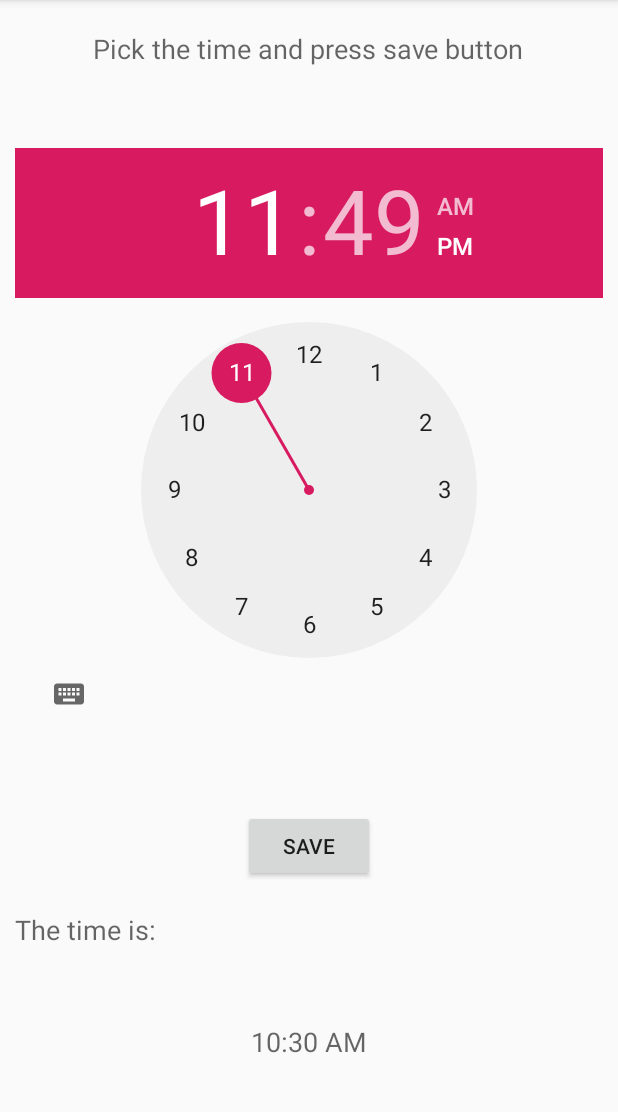
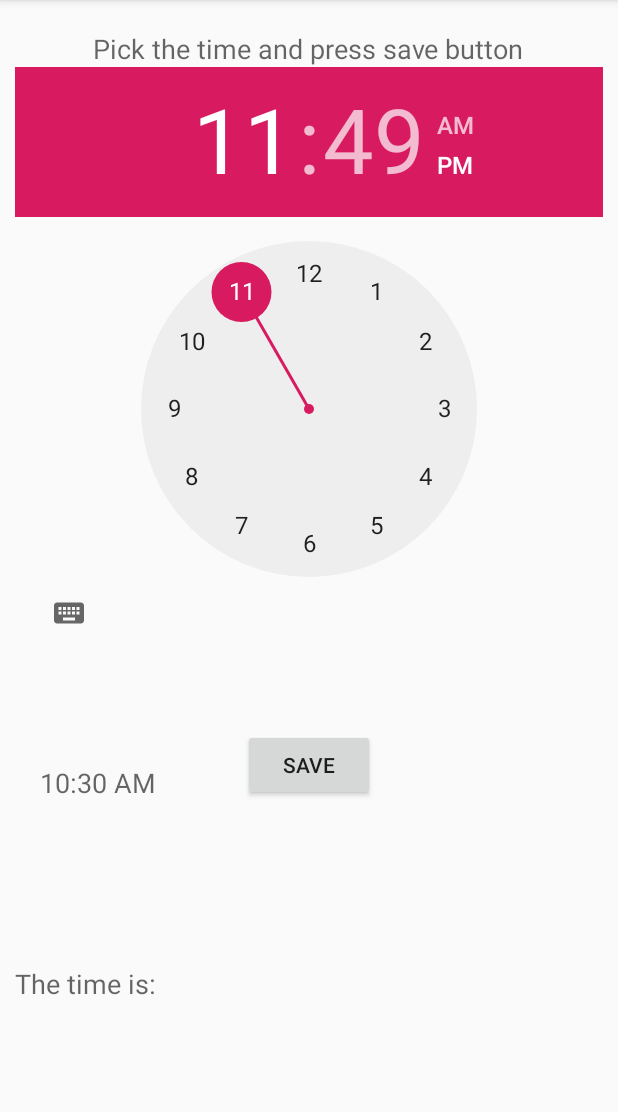
Before and after one commit to harchani-ritik/TimePicker, an Android app: the screen it shows after launch (MainActivity), on a phone screen of 412 x 824 dp, the part 84-1196 px from its top. Run offline under Robolectric (Android 15) with nearby library versions, the phone set to English and light mode, and no system bars.

Commit message:
Issue #6 resolved

```diff
--- a/app/src/main/res/layout/activity_main.xml
+++ b/app/src/main/res/layout/activity_main.xml
@@ -23,9 +23,8 @@
         android:id="@+id/set_button"
         android:layout_width="wrap_content"
         android:layout_height="wrap_content"
-        android:layout_alignParentBottom="true"
         android:layout_centerHorizontal="true"
-        android:layout_marginBottom="180dp"
+        android:layout_below="@+id/timePicker1"
         android:onClick="setTime"
         android:text="@string/time_save"
         ></Button>
@@ -34,27 +33,25 @@
         android:id="@+id/timePicker1"
         android:layout_width="wrap_content"
         android:layout_height="wrap_content"
-        android:layout_above="@+id/set_button"
-        android:layout_marginTop="60dp"
+        android:layout_below="@+id/textView2"
         android:layout_marginBottom="53dp"></TimePicker>
+
     <TextView
         android:id="@+id/textView3"
         android:layout_width="wrap_content"
         android:layout_height="wrap_content"
-        android:layout_alignLeft="@id/timePicker1"
-        android:layout_alignTop="@id/set_button"
-        android:layout_marginTop="67dp"
+        android:layout_alignBottom="@id/set_button"
+        android:layout_alignParentBottom="true"
+        android:layout_marginBottom="100dp"
         android:text="@string/time_current"
-        android:textAppearance="?android:attr/textAppearanceMedium"
-        />
+        android:textAppearance="?android:attr/textAppearanceMedium" />
+
     <TextView
         android:id="@+id/textView1"
         android:layout_width="wrap_content"
         android:layout_height="wrap_content"
-        android:layout_below="@id/textView3"
-        android:layout_centerHorizontal="true"
-        android:layout_marginTop="50dp"
+        android:layout_alignRight="@id/textView3"
+        android:layout_alignBottom="@id/set_button"
         android:text="@string/time_selected"
-        android:textAppearance="?android:attr/textAppearanceMedium"
-        />
+        android:textAppearance="?android:attr/textAppearanceMedium" />
 </RelativeLayout>
```
